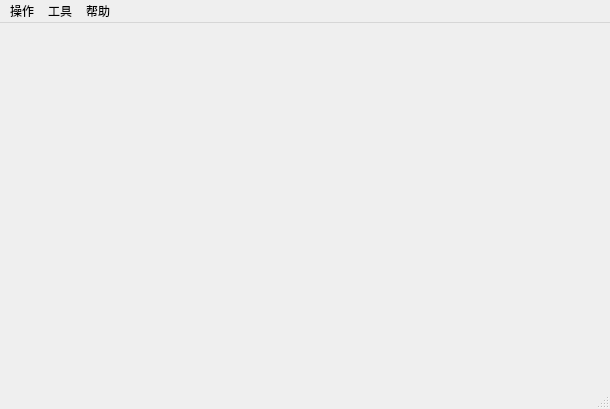
First picture: the form in terminal/mainwindow.ui, repository eeyoo/step-servo-tuner, before the edit.
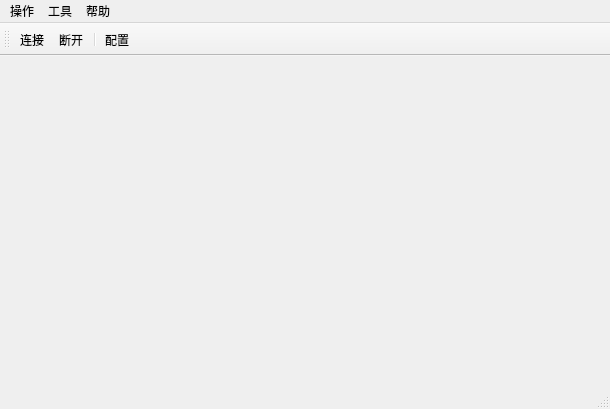
Second picture: the form after the edit. Icons and pictures are not drawn.

What changed in the file:
```diff
--- a/terminal/mainwindow.ui
+++ b/terminal/mainwindow.ui
@@ -51,6 +51,21 @@
    <addaction name="menuHelp"/>
   </widget>
   <widget class="QStatusBar" name="statusBar"/>
+  <widget class="QToolBar" name="toolBar">
+   <property name="windowTitle">
+    <string>toolBar</string>
+   </property>
+   <attribute name="toolBarArea">
+    <enum>TopToolBarArea</enum>
+   </attribute>
+   <attribute name="toolBarBreak">
+    <bool>false</bool>
+   </attribute>
+   <addaction name="actionConnect"/>
+   <addaction name="actionDisconnect"/>
+   <addaction name="separator"/>
+   <addaction name="actionConfigure"/>
+  </widget>
   <action name="actionAbout">
    <property name="text">
     <string>关于</string>
```
